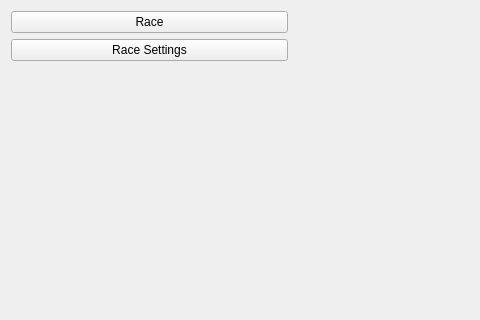
Qt form Software/Race/windowracemain.ui (martro/RoboDriftSensors) before a commit; both pictures show x 0 to 480 and y 0 to 320 of the 581 by 414 pixel window.
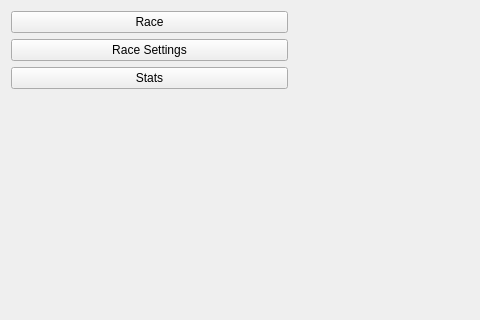
The same form after that commit. Icons and pictures are not drawn.

Commit message: WIndowUserStats with (no shit Sherlock!) statistics visible for users added

```diff
--- a/Software/Race/windowracemain.ui
+++ b/Software/Race/windowracemain.ui
@@ -32,6 +32,13 @@
          </property>
         </widget>
        </item>
+       <item>
+        <widget class="QPushButton" name="ButtoStats">
+         <property name="text">
+          <string>Stats</string>
+         </property>
+        </widget>
+       </item>
        <item>
         <spacer name="verticalSpacer">
          <property name="orientation">
```
The commit also changes 27 other files.
